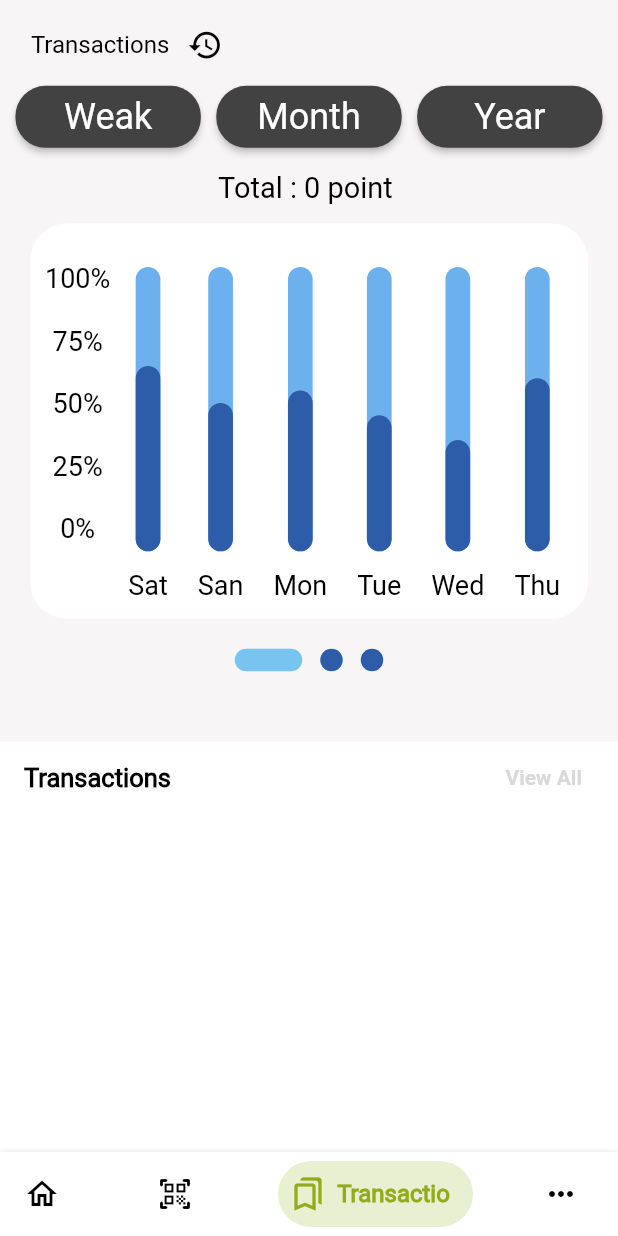
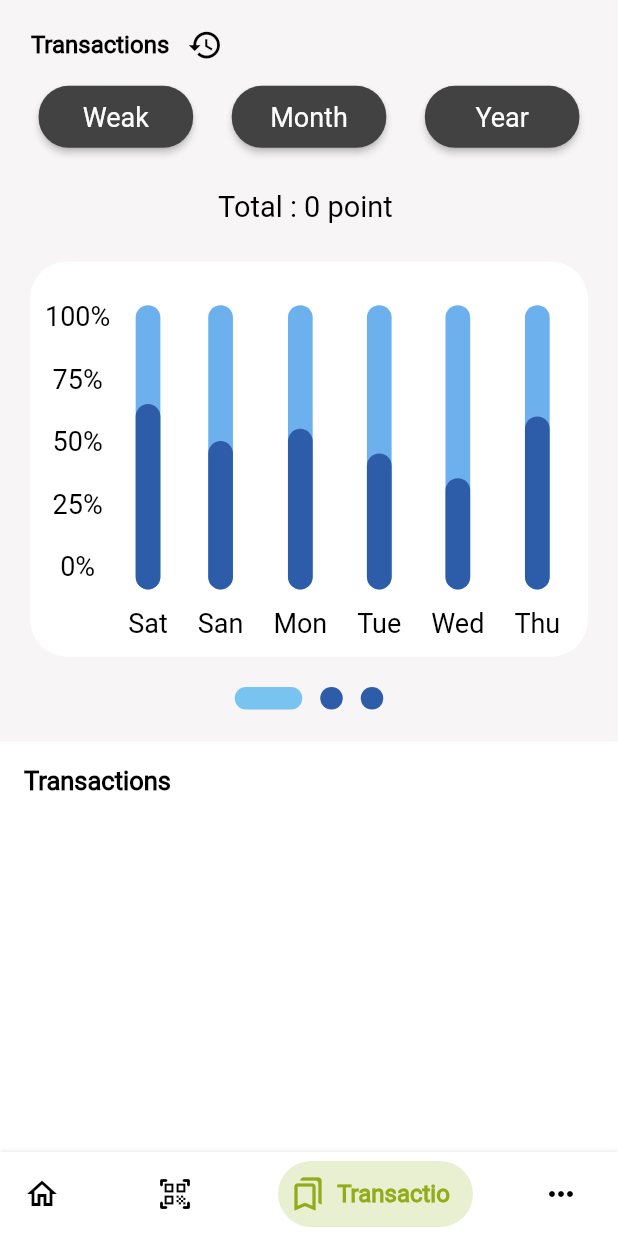
Before and after one commit to AMG2001/Green_Egypt, a Flutter app: the HomePage screen opened by its route, item 3 of the bottom bar chosen, on a phone screen of 412 x 824 dp. Run offline on Flutter 3.47's test engine with Material 2 defaults, Android fonts, the phone set to English and light mode, and no system bars; drawn by our look-alikes of bottom_navy_bar, smooth_page_indicator; our stand-ins replace animated_splash_screen, badges, cached_network_image, cloud_firestore, firebase_auth, firebase_core and 12 more; missing offline and left inert: flutter_facebook_auth, qr_code_scanner, syncfusion_flutter_barcodes; accounts and stored records are empty; network calls fail; project files that could hold a hidden picture were left out.

Commit message:
switched to shorebird tech

```diff
--- a/green_egypt/lib/screens/home_page/home_page.dart
+++ b/green_egypt/lib/screens/home_page/home_page.dart
@@ -10,7 +10,7 @@ import 'package:green_egypt/screens/home_page/more_page/more_page.dart';
 import 'package:green_egypt/screens/home_page/qrcode_page/qrcode_page.dart';
 import 'package:green_egypt/screens/home_page/qrcode_page/components/qrcode_page_appbar.dart';
 import 'package:responsive_sizer/responsive_sizer.dart';
-import 'package:green_egypt/screens/home_page/transactions_page/controller/transactions_page_body.dart';
+import 'package:green_egypt/screens/home_page/transactions_page/transactions_page_body.dart';
 
 class HomePage extends StatefulWidget {
   final homePageAnimationsController = Get.put(HomePageAnimationsController());
--- a/green_egypt/lib/screens/home_page/transactions_page/components/bottom_container.dart
+++ b/green_egypt/lib/screens/home_page/transactions_page/components/bottom_container.dart
@@ -18,7 +18,7 @@ class BottomContainer extends StatelessWidget {
           child: Column(
             children: [
               Padding(
-                padding: EdgeInsets.symmetric(horizontal: 16),
+                padding: EdgeInsets.only(right: 16, left: 16, top: 16),
                 child: Row(
                   mainAxisSize: MainAxisSize.max,
                   mainAxisAlignment: MainAxisAlignment.spaceBetween,
@@ -28,15 +28,6 @@ class BottomContainer extends StatelessWidget {
                       style:
                           TextStyle(fontWeight: FontWeight.w600, fontSize: 17),
                     ),
-                    TextButton(
-                      onPressed: () {},
-                      child: Text(
-                        'View All'.tr,
-                        style: TextStyle(
-                            color: Color(0XFFD9D9D9),
-                            fontWeight: FontWeight.w600),
-                      ),
-                    )
                   ],
                 ),
               ),
@@ -52,7 +43,8 @@ class BottomContainer extends StatelessWidget {
                             'Plastic : ${transactionsBoxController.allStoredTransactions[index]['plastic']} , Cans :  ${transactionsBoxController.allStoredTransactions[index]['cans']}'
                                 .tr,
                         points:
-                            '${transactionsBoxController.allStoredTransactions[index]['points']}'.tr);
+                            '${transactionsBoxController.allStoredTransactions[index]['points']}'
+                                .tr);
                   },
                 ),
               )
--- a/green_egypt/lib/screens/home_page/transactions_page/components/top_container/Transaction_header.dart
+++ b/green_egypt/lib/screens/home_page/transactions_page/components/top_container/Transaction_header.dart
@@ -44,7 +44,7 @@ class _Transaction_headerState extends State<Transaction_header> {
               style: ButtonStyle(
                 backgroundColor: MaterialStateProperty.all(Colors.grey[800]),
                 minimumSize: MaterialStateProperty.all(
-                    Size(Dimensions.width * 0.3, Dimensions.height * 0.05)),
+                    Size(Dimensions.width * 0.25, Dimensions.height * 0.05)),
                 shape: MaterialStateProperty.all(
                   RoundedRectangleBorder(
                     borderRadius: BorderRadius.circular(20),
@@ -52,7 +52,7 @@ class _Transaction_headerState extends State<Transaction_header> {
                 ),
               ),
               child: Text('Weak'.tr,
-                  style: TextStyle(fontSize: 24, color: Colors.white)),
+                  style: TextStyle(fontSize: 18, color: Colors.white)),
               onPressed: () {
                 setState(() {
                   pageController.jumpToPage(0);
@@ -63,7 +63,7 @@ class _Transaction_headerState extends State<Transaction_header> {
               style: ButtonStyle(
                 backgroundColor: MaterialStateProperty.all(Colors.grey[800]),
                 minimumSize: MaterialStateProperty.all(
-                    Size(Dimensions.width * 0.3, Dimensions.height * 0.05)),
+                    Size(Dimensions.width * 0.25, Dimensions.height * 0.05)),
                 shape: MaterialStateProperty.all(
                   RoundedRectangleBorder(
                     borderRadius: BorderRadius.circular(20),
@@ -71,7 +71,7 @@ class _Transaction_headerState extends State<Transaction_header> {
                 ),
               ),
               child: Text('Month'.tr,
-                  style: TextStyle(fontSize: 24, color: Colors.white)),
+                  style: TextStyle(fontSize: 18, color: Colors.white)),
               onPressed: () {
                 setState(() {
                   pageController.jumpToPage(1);
@@ -82,7 +82,7 @@ class _Transaction_headerState extends State<Transaction_header> {
               style: ButtonStyle(
                 backgroundColor: MaterialStateProperty.all(Colors.grey[800]),
                 minimumSize: MaterialStateProperty.all(
-                    Size(Dimensions.width * 0.3, Dimensions.height * 0.05)),
+                    Size(Dimensions.width * 0.25, Dimensions.height * 0.05)),
                 shape: MaterialStateProperty.all(
                   RoundedRectangleBorder(
                     borderRadius: BorderRadius.circular(20),
@@ -90,7 +90,7 @@ class _Transaction_headerState extends State<Transaction_header> {
                 ),
               ),
               child: Text('Year'.tr,
-                  style: TextStyle(fontSize: 24, color: Colors.white)),
+                  style: TextStyle(fontSize: 18, color: Colors.white)),
               onPressed: () {
                 setState(() {
                   pageController.jumpToPage(2);
@@ -100,7 +100,7 @@ class _Transaction_headerState extends State<Transaction_header> {
           ],
         ),
         SizedBox(
-          height: 12,
+          height: Dimensions.height * .03,
         ),
 
         /**
@@ -114,15 +114,15 @@ class _Transaction_headerState extends State<Transaction_header> {
               'Total : ${UserDataBox.instance.get_totalPoints()} point'.tr,
               style: TextStyle(
                   color: ApplicationThemeController.instance.isDark
-                  ? Color(0xfff7f5f5)
-                  : Colors.black ,
+                      ? Color(0xfff7f5f5)
+                      : Colors.black,
                   fontSize: 18.sp,
                   fontWeight: FontWeight.w500),
             )
           ],
         ),
         SizedBox(
-          height: 12,
+          height: Dimensions.height * .03,
         ),
 
         /**
--- a/green_egypt/lib/screens/home_page/transactions_page/components/transaction_page_title_row.dart
+++ b/green_egypt/lib/screens/home_page/transactions_page/components/transaction_page_title_row.dart
@@ -21,9 +21,11 @@ class TransactionsPageTitleRow extends StatelessWidget {
           ),
           Text(
             'Transactions'.tr,
-            style: TextStyle(color: ApplicationThemeController.instance.isDark
-                  ? Color(0xfff7f5f5)
-                  : Colors.black , ),
+            style: TextStyle(
+                color: ApplicationThemeController.instance.isDark
+                    ? Color(0xfff7f5f5)
+                    : Colors.black,
+                fontWeight: FontWeight.w600),
           ),
           SizedBox(
             width: 12,
@@ -31,8 +33,8 @@ class TransactionsPageTitleRow extends StatelessWidget {
           Icon(
             Icons.history,
             color: ApplicationThemeController.instance.isDark
-                  ? Color(0xfff7f5f5)
-                  : Colors.black ,
+                ? Color(0xfff7f5f5)
+                : Colors.black,
             size: 20.sp,
           )
         ],
--- a/green_egypt/lib/screens/home_page/transactions_page/controller/transactions_page_body.dart
+++ b/green_egypt/lib/screens/home_page/transactions_page/transactions_page_body.dart
@@ -4,7 +4,7 @@ import 'package:green_egypt/config/dimensions.dart';
 import 'package:green_egypt/config/theme/application_theme_controller_box.dart';
 import 'package:green_egypt/screens/home_page/transactions_page/components/bottom_container.dart';
 
-import '../components/top_container/Transaction_header.dart';
+import 'components/top_container/Transaction_header.dart';
 
 class TransactionPageBody extends StatelessWidget {
   TransactionPageBody({super.key});
@@ -23,9 +23,10 @@ class TransactionPageBody extends StatelessWidget {
                   centerTitle: true,
                   expandedHeight: Dimensions.height * 0.6,
                   backgroundColor: themeController.isDark
-                      ? Colors.grey[850]
+                      ? Colors.grey.withOpacity(.3)
                       : Color(0xfff7f5f5),
-                  flexibleSpace: FlexibleSpaceBar(background: Transaction_header()),
+                  flexibleSpace:
+                      FlexibleSpaceBar(background: Transaction_header()),
                 ),
               ];
             },
--- a/green_egypt/pubspec.yaml
+++ b/green_egypt/pubspec.yaml
@@ -5,7 +5,7 @@ description: A new Flutter project.
 # pub.dev using `flutter pub publish`. This is preferred for private packages.
 publish_to: 'none' # Remove this line if you wish to publish to pub.dev
 
-version: 1.0.0+1
+version: 1.0.1+1
 
 environment:
   sdk: '>=3.0.0 <4.0.0'
@@ -65,6 +65,7 @@ flutter:
     - assets/images/main_page_images/
     - assets/images/friendly_tips_images/
     - assets/images/splach_screen_images/
+    - shorebird.yaml
 
   # An image asset can refer to one or more resolution-specific "variants", see
   # https://flutter.dev/assets-and-images/#resolution-aware
--- /dev/null
+++ b/green_egypt/shorebird.yaml
@@ -0,0 +1,7 @@
+# This file is used to configure the Shorebird updater used by your application.
+# Learn more at https://shorebird.dev
+# This file should be checked into version control.
+
+# This is the unique identifier assigned to your app.
+# It is used by your app to request the correct patches from Shorebird servers.
+app_id: 53282bc1-0a1c-4919-917f-7d03b0debf70
```
Also changed, not shown: 1 other file.
